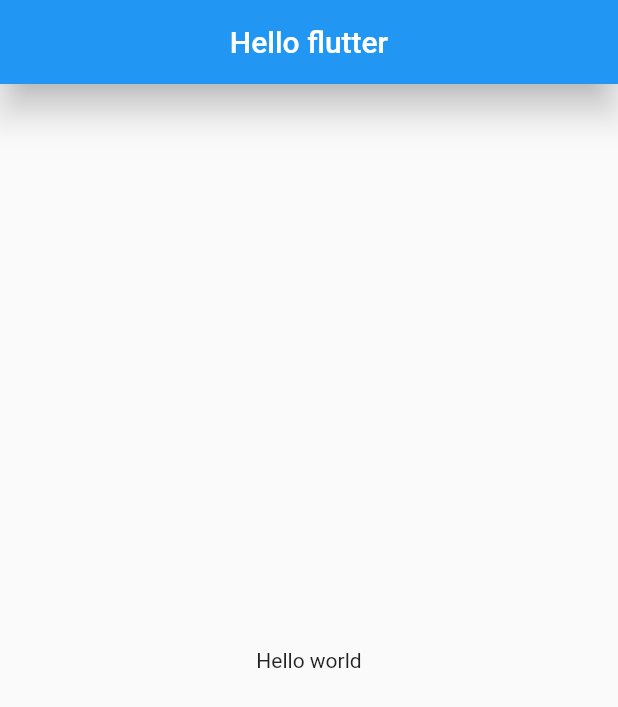
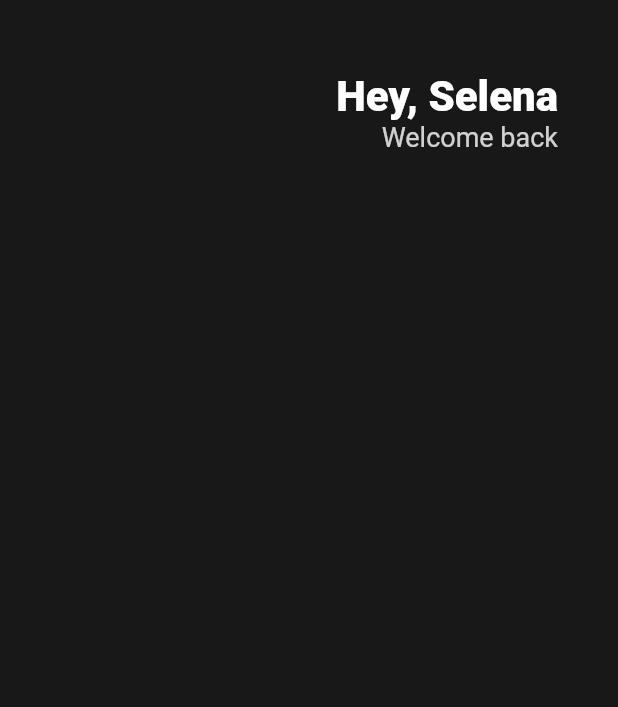
Before and after one commit to jhwon91/first_flutter, a Flutter app: the screen it shows after launch, on a phone screen of 412 x 824 dp. Shown: the top 707 px of the screen. Run offline on Flutter 3.47's test engine with Material 2 defaults, Android fonts, the phone set to English and light mode, and no system bars.

Commit message:
상단 글자 추가

```diff
--- a/lib/main.dart
+++ b/lib/main.dart
@@ -9,13 +9,41 @@ class App extends StatelessWidget {
   Widget build(BuildContext context) {
     return MaterialApp(
       home: Scaffold(
-        appBar: AppBar(
-          elevation: 10,
-          centerTitle: true,
-          title: Text('Hello flutter'),
-        ),
-        body: Center(
-          child: Text('Hello world'),
+        backgroundColor: Color(0xFF181818),
+        body: Padding(
+          padding: EdgeInsets.symmetric(horizontal: 40),
+          child: Column(
+            children: [
+              Row(
+                mainAxisAlignment: MainAxisAlignment.end,
+                children: [
+                  SizedBox(
+                    height: 150,
+                  ),
+                  Column(
+                    crossAxisAlignment: CrossAxisAlignment.end,
+                    children: [
+                      Text(
+                        'Hey, Selena',
+                        style: TextStyle(
+                          color: Colors.white,
+                          fontSize: 28,
+                          fontWeight: FontWeight.w800,
+                        ),
+                      ),
+                      Text(
+                        'Welcome back',
+                        style: TextStyle(
+                          color: Colors.white.withOpacity(0.8),
+                          fontSize: 18,
+                        ),
+                      ),
+                    ],
+                  )
+                ],
+              )
+            ],
+          ),
         ),
       ),
     );
```
